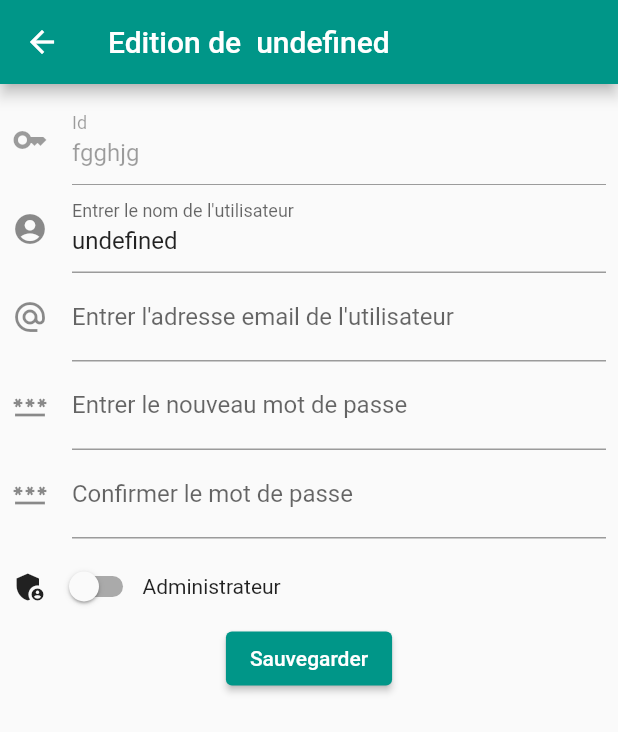
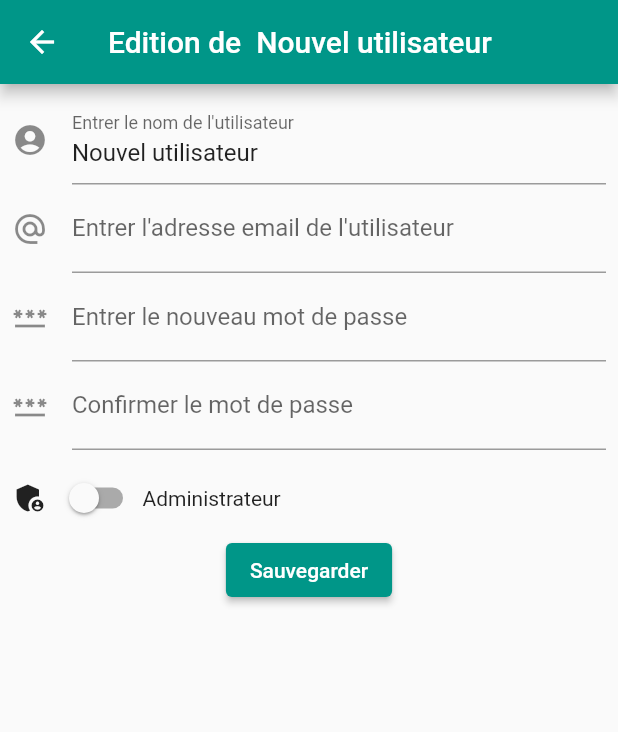
Before and after one commit to DESMENICO/bar_commande, a Flutter app: the UsersListEditor screen opened directly, after a tap on the "add" icon, on a phone screen of 412 x 824 dp. Shown: the top 732 px of the screen. Run offline on Flutter 3.47's test engine with Material 2 defaults, Android fonts, the phone set to English and light mode, and no system bars; our stand-ins replace cloud_firestore, firebase_auth, firebase_core, flutter_bloc, fluttericon; missing offline and left inert: firebase_core_platform_interface; accounts and stored records are empty.

Commit message:
userListEditor debut

```diff
--- a/lib/models/user.dart
+++ b/lib/models/user.dart
@@ -1,12 +1,13 @@
 import 'package:flutter/material.dart';
 
 class User{
-  String _id;
-  String _name = "undefined";
+  String _id = 'dfdfs';
+  String _name ;
   bool _isAdmin = false;
   bool _isTelevision = false;
 
-  User(this._id);
+  User(this._name,);
+  User.edit(this._name, this._isAdmin);
   String get name => _name;
   bool get isAdmin => _isAdmin;
   String get id => _id;
--- a/lib/pages/user_editor_page.dart
+++ b/lib/pages/user_editor_page.dart
@@ -39,12 +39,12 @@ class UserEditorState extends State<UserEditor> {
           key: _formKey,
           child: Column(
             children: <Widget>[
-              TextFormField(
+              /*TextFormField(
                 initialValue: widget.user.id,
                 decoration: const InputDecoration(
                     labelText: 'Id', icon: Icon(Icons.key)),
                 enabled: false,
-              ),
+              ),*/
               TextFormField(
                   initialValue: widget.user.name,
                   decoration: const InputDecoration(
--- a/lib/pages/users_list_editor_page.dart
+++ b/lib/pages/users_list_editor_page.dart
@@ -24,7 +24,7 @@ class _UsersListEditorState extends State<UsersListEditor> {
         onPressed: () {
           Navigator.of(context).push(
             MaterialPageRoute(
-              builder: (context) => UserEditor(User("fgghjg")),
+              builder: (context) => UserEditor(User("Nouvel utilisateur")),
             ),
           );
         },
@@ -41,7 +41,7 @@ class UsersListEditorWidget extends StatelessWidget {
 
   @override
   Widget build(BuildContext context) {
-   /* return StreamBuilder<QuerySnapshot>(
+    return StreamBuilder<QuerySnapshot>(
         stream: FirebaseFirestore.instance.collection('User').snapshots(),
         builder: (BuildContext context, AsyncSnapshot<QuerySnapshot> snapshot) {
           if (!snapshot.hasData) {
@@ -49,19 +49,17 @@ class UsersListEditorWidget extends StatelessWidget {
               child:CircularProgressIndicator(),
             );
           } else {
-            var snap = snapshot.data!.docs;*/
+            var snap = snapshot.data!.docs;
             return ListView.builder(
                 shrinkWrap: true,
-                itemCount: 10,
+                itemCount: snap.length,
                 itemBuilder: (context, int index) {
-                  /*String name = snap[index]['name'];
-                      var price = snap[index]['price'];
-                      bool isFood = snap[index]['isFood'];
-                      bool isAvailable = snap[index]['available'];*/
-                  return USerEditorWidget(User("gffghh"));
+                  String name = snap[index]['name'];
+                  bool isAdmin = snap[index]['isAdmin'];
+                  return USerEditorWidget(User.edit(name, isAdmin));
                 });
-          //}
-        //});
+          }
+        });
   }
 }
 
@@ -75,12 +73,6 @@ class USerEditorWidget extends StatefulWidget {
 }
 
 class _USerEditorWidgetState extends State<USerEditorWidget> {
-   @override
-  void initState() {
-    super.initState();
-    widget.user.name = "Utilisateur local";
-    widget.user.isAdmin = true;
-  }
 
   @override
   Widget build(BuildContext context) {
```
Also changed, not shown: lib/main.dart (+13 -0 lines).
